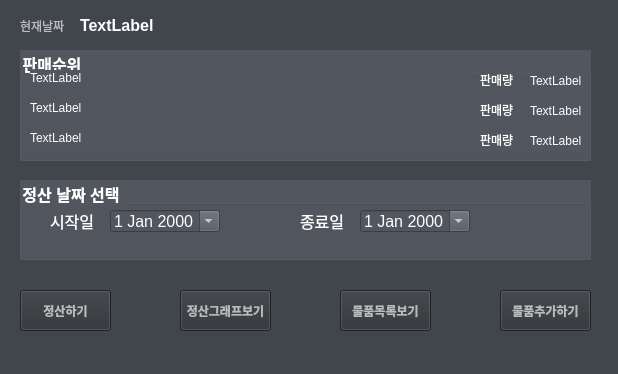
Old version of the form GUI/MainDialog.ui in the repository kms970/balance_calculate.
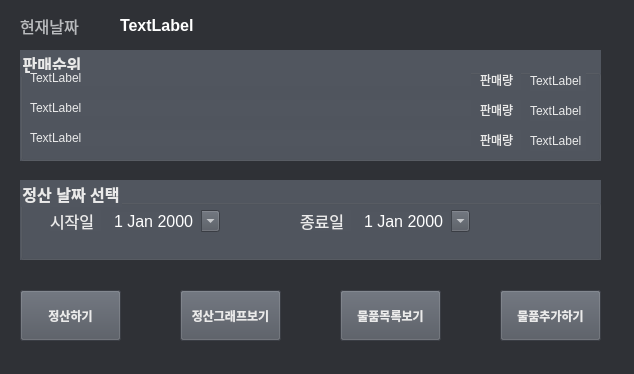
New version of the form.

What changed in the file:
```diff
--- a/GUI/MainDialog.ui
+++ b/GUI/MainDialog.ui
@@ -6,7 +6,7 @@
    <rect>
     <x>0</x>
     <y>0</y>
-    <width>618</width>
+    <width>634</width>
     <height>374</height>
    </rect>
   </property>
@@ -14,7 +14,7 @@
    <string>정산프로그램</string>
   </property>
   <property name="styleSheet">
-   <string notr="true">background-color: rgb(65, 69, 76);</string>
+   <string notr="true">background-color: rgb(47, 49, 54);</string>
   </property>
   <widget class="QWidget" name="centralwidget">
    <widget class="QLabel" name="label_3">
@@ -22,10 +22,15 @@
      <rect>
       <x>20</x>
       <y>10</y>
-      <width>51</width>
+      <width>71</width>
       <height>31</height>
      </rect>
     </property>
+    <property name="font">
+     <font>
+      <pointsize>12</pointsize>
+     </font>
+    </property>
     <property name="styleSheet">
      <string notr="true">color: rgb(185, 187, 190);</string>
     </property>
@@ -36,9 +41,9 @@
    <widget class="QLabel" name="today_time">
     <property name="geometry">
      <rect>
-      <x>80</x>
+      <x>120</x>
       <y>10</y>
-      <width>101</width>
+      <width>181</width>
       <height>31</height>
      </rect>
     </property>
@@ -61,7 +66,7 @@
      <rect>
       <x>20</x>
       <y>50</y>
-      <width>571</width>
+      <width>581</width>
       <height>111</height>
      </rect>
     </property>
@@ -74,7 +79,7 @@
     </property>
     <property name="styleSheet">
      <string notr="true">background-color: rgb(116, 124, 136);
-color: rgb(255, 255, 255);
+color: rgb(234, 234, 234);
 background-color: rgb(81, 86, 95);</string>
     </property>
     <property name="title">
@@ -203,8 +208,8 @@
      <rect>
       <x>180</x>
       <y>290</y>
-      <width>91</width>
-      <height>41</height>
+      <width>101</width>
+      <height>51</height>
      </rect>
     </property>
     <property name="font">
@@ -214,9 +219,9 @@
      </font>
     </property>
     <property name="styleSheet">
-     <string notr="true">background-color: rgb(238, 238, 238);
-color: rgb(185, 187, 190);
-background-color: rgb(47, 49, 54);</string>
+     <string notr="true">background-color: rgb(81, 86, 95);
+color: rgb(234, 234, 234);
+</string>
     </property>
     <property name="text">
      <string>정산그래프보기</string>
@@ -227,8 +232,8 @@
      <rect>
       <x>340</x>
       <y>290</y>
-      <width>91</width>
-      <height>41</height>
+      <width>101</width>
+      <height>51</height>
      </rect>
     </property>
     <property name="font">
@@ -238,9 +243,9 @@
      </font>
     </property>
     <property name="styleSheet">
-     <string notr="true">background-color: rgb(238, 238, 238);
-color: rgb(185, 187, 190);
-background-color: rgb(47, 49, 54);</string>
+     <string notr="true">background-color: rgb(81, 86, 95);
+color: rgb(234, 234, 234);
+</string>
     </property>
     <property name="text">
      <string>물품목록보기</string>
@@ -251,8 +256,8 @@
      <rect>
       <x>500</x>
       <y>290</y>
-      <width>91</width>
-      <height>41</height>
+      <width>101</width>
+      <height>51</height>
      </rect>
     </property>
     <property name="font">
@@ -262,9 +267,8 @@
      </font>
     </property>
     <property name="styleSheet">
-     <string notr="true">background-color: rgb(238, 238, 238);
-background-color: rgb(47, 49, 54);
-color: rgb(185, 187, 190);</string>
+     <string notr="true">background-color: rgb(81, 86, 95);
+color: rgb(234, 234, 234);</string>
     </property>
     <property name="text">
      <string>물품추가하기</string>
@@ -275,7 +279,7 @@
      <rect>
       <x>20</x>
       <y>180</y>
-      <width>571</width>
+      <width>581</width>
       <height>80</height>
      </rect>
     </property>
@@ -287,7 +291,7 @@
      </font>
     </property>
     <property name="styleSheet">
-     <string notr="true">color: rgb(255, 255, 255);
+     <string notr="true">color: rgb(234, 234, 234);
 background-color: rgb(81, 86, 95);</string>
     </property>
     <property name="title">
@@ -328,6 +332,12 @@
        <pointsize>12</pointsize>
       </font>
      </property>
+     <property name="styleSheet">
+      <string notr="true">color: rgb(255, 255, 255);</string>
+     </property>
+     <property name="frame">
+      <bool>false</bool>
+     </property>
      <property name="calendarPopup">
       <bool>true</bool>
      </property>
@@ -364,6 +374,12 @@
        <pointsize>12</pointsize>
       </font>
      </property>
+     <property name="styleSheet">
+      <string notr="true">color: rgb(255, 255, 255);</string>
+     </property>
+     <property name="frame">
+      <bool>false</bool>
+     </property>
      <property name="calendarPopup">
       <bool>true</bool>
      </property>
@@ -374,8 +390,8 @@
      <rect>
       <x>20</x>
       <y>290</y>
-      <width>91</width>
-      <height>41</height>
+      <width>101</width>
+      <height>51</height>
      </rect>
     </property>
     <property name="font">
@@ -385,16 +401,15 @@
      </font>
     </property>
     <property name="styleSheet">
-     <string notr="true">background-color: rgb(238, 238, 238);
-color: rgb(185, 187, 190);
-background-color: rgb(47, 49, 54);</string>
+     <string notr="true">color: rgb(234, 234, 234);
+background-color: rgb(81, 86, 95);
+background-color: rgb(81, 86, 95);</string>
     </property>
     <property name="text">
      <string>정산하기</string>
     </property>
    </widget>
   </widget>
-  <widget class="QStatusBar" name="statusbar"/>
  </widget>
  <resources/>
  <connections/>
```
